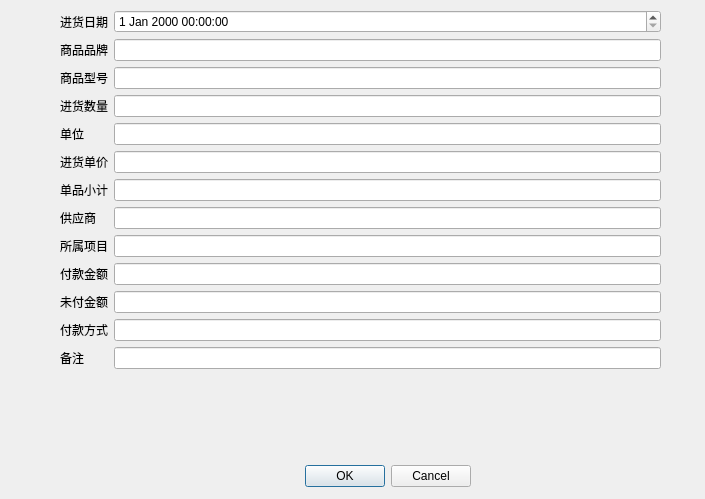
Qt form View/stock/ui_normal_stock_dialog.ui (zgj0607/Py-store) before a commit.
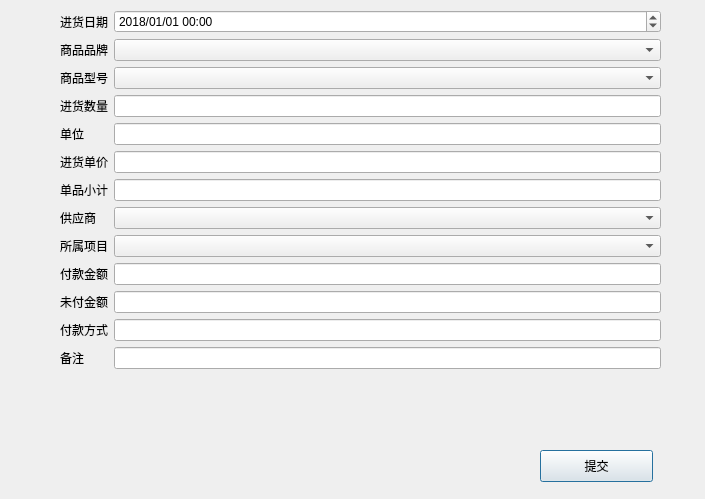
The same form after that commit.

```diff
--- a/View/stock/ui_normal_stock_dialog.ui
+++ b/View/stock/ui_normal_stock_dialog.ui
@@ -13,29 +13,13 @@
   <property name="windowTitle">
    <string>Dialog</string>
   </property>
-  <widget class="QDialogButtonBox" name="buttonBox">
-   <property name="geometry">
-    <rect>
-     <x>130</x>
-     <y>460</y>
-     <width>341</width>
-     <height>32</height>
-    </rect>
-   </property>
-   <property name="orientation">
-    <enum>Qt::Horizontal</enum>
-   </property>
-   <property name="standardButtons">
-    <set>QDialogButtonBox::Cancel|QDialogButtonBox::Ok</set>
-   </property>
-  </widget>
   <widget class="QWidget" name="formLayoutWidget">
    <property name="geometry">
     <rect>
      <x>60</x>
      <y>10</y>
      <width>601</width>
-     <height>431</height>
+     <height>455</height>
     </rect>
    </property>
    <layout class="QFormLayout" name="formLayout_2">
@@ -53,132 +37,159 @@
       </property>
      </widget>
     </item>
-    <item row="2" column="1">
-     <widget class="QLineEdit" name="lineEdit_2"/>
-    </item>
-    <item row="3" column="0">
+    <item row="4" column="0">
      <widget class="QLabel" name="label_3">
       <property name="text">
        <string>商品型号</string>
       </property>
      </widget>
     </item>
-    <item row="3" column="1">
-     <widget class="QLineEdit" name="lineEdit_3"/>
-    </item>
-    <item row="4" column="0">
+    <item row="6" column="0">
      <widget class="QLabel" name="label_4">
       <property name="text">
        <string>进货数量</string>
       </property>
      </widget>
     </item>
-    <item row="4" column="1">
-     <widget class="QLineEdit" name="lineEdit_4"/>
+    <item row="6" column="1">
+     <widget class="QLineEdit" name="shuolianglineEdit"/>
     </item>
-    <item row="5" column="0">
+    <item row="7" column="0">
      <widget class="QLabel" name="label_5">
       <property name="text">
        <string>单位</string>
       </property>
      </widget>
     </item>
-    <item row="5" column="1">
-     <widget class="QLineEdit" name="lineEdit_5"/>
+    <item row="7" column="1">
+     <widget class="QLineEdit" name="danweilineEdit"/>
     </item>
-    <item row="6" column="0">
+    <item row="8" column="0">
      <widget class="QLabel" name="label_6">
       <property name="text">
        <string>进货单价</string>
       </property>
      </widget>
     </item>
-    <item row="6" column="1">
-     <widget class="QLineEdit" name="lineEdit_6"/>
+    <item row="8" column="1">
+     <widget class="QLineEdit" name="danjialineEdit"/>
     </item>
-    <item row="7" column="0">
+    <item row="9" column="0">
      <widget class="QLabel" name="label_8">
       <property name="text">
        <string>单品小计</string>
       </property>
      </widget>
     </item>
-    <item row="7" column="1">
-     <widget class="QLineEdit" name="lineEdit_7">
+    <item row="9" column="1">
+     <widget class="QLineEdit" name="xiaojilineEdit">
       <property name="readOnly">
        <bool>true</bool>
       </property>
      </widget>
     </item>
-    <item row="8" column="0">
+    <item row="11" column="0">
      <widget class="QLabel" name="label_7">
       <property name="text">
        <string>供应商</string>
       </property>
      </widget>
     </item>
-    <item row="8" column="1">
-     <widget class="QLineEdit" name="lineEdit_8"/>
-    </item>
-    <item row="9" column="0">
+    <item row="12" column="0">
      <widget class="QLabel" name="label_10">
       <property name="text">
        <string>所属项目</string>
       </property>
      </widget>
     </item>
-    <item row="9" column="1">
-     <widget class="QLineEdit" name="lineEdit_9"/>
-    </item>
-    <item row="10" column="0">
+    <item row="13" column="0">
      <widget class="QLabel" name="label_9">
       <property name="text">
        <string>付款金额</string>
       </property>
      </widget>
     </item>
-    <item row="10" column="1">
-     <widget class="QLineEdit" name="lineEdit_10">
+    <item row="13" column="1">
+     <widget class="QLineEdit" name="paylineEdit">
       <property name="readOnly">
        <bool>true</bool>
       </property>
      </widget>
     </item>
-    <item row="11" column="0">
+    <item row="14" column="0">
      <widget class="QLabel" name="label_11">
       <property name="text">
        <string>未付金额</string>
       </property>
      </widget>
     </item>
-    <item row="11" column="1">
-     <widget class="QLineEdit" name="lineEdit_11"/>
+    <item row="14" column="1">
+     <widget class="QLineEdit" name="nopaylineEdit"/>
     </item>
-    <item row="12" column="0">
+    <item row="15" column="0">
      <widget class="QLabel" name="label_12">
       <property name="text">
        <string>付款方式</string>
       </property>
      </widget>
     </item>
-    <item row="12" column="1">
-     <widget class="QLineEdit" name="lineEdit_12"/>
+    <item row="15" column="1">
+     <widget class="QLineEdit" name="methodlineEdit"/>
     </item>
-    <item row="13" column="0">
+    <item row="16" column="0">
      <widget class="QLabel" name="label_13">
       <property name="text">
        <string>备注</string>
       </property>
      </widget>
     </item>
-    <item row="13" column="1">
-     <widget class="QLineEdit" name="lineEdit_13"/>
+    <item row="16" column="1">
+     <widget class="QLineEdit" name="notelineEdit"/>
     </item>
     <item row="1" column="1">
-     <widget class="QDateTimeEdit" name="dateTimeEdit"/>
+     <widget class="QDateTimeEdit" name="dateTimeEdit">
+      <property name="dateTime">
+       <datetime>
+        <hour>0</hour>
+        <minute>0</minute>
+        <second>0</second>
+        <year>2018</year>
+        <month>1</month>
+        <day>1</day>
+       </datetime>
+      </property>
+      <property name="displayFormat">
+       <string>yyyy/MM/dd HH:mm</string>
+      </property>
+     </widget>
+    </item>
+    <item row="2" column="1">
+     <widget class="QComboBox" name="pinpaicomboBox"/>
+    </item>
+    <item row="4" column="1">
+     <widget class="QComboBox" name="xinghaocomboBox"/>
+    </item>
+    <item row="11" column="1">
+     <widget class="QComboBox" name="gongyingshangcomboBox"/>
+    </item>
+    <item row="12" column="1">
+     <widget class="QComboBox" name="projectcomboBox"/>
     </item>
    </layout>
   </widget>
+  <widget class="QPushButton" name="commitButton">
+   <property name="geometry">
+    <rect>
+     <x>540</x>
+     <y>450</y>
+     <width>113</width>
+     <height>32</height>
+    </rect>
+   </property>
+   <property name="text">
+    <string>提交</string>
+   </property>
+  </widget>
  </widget>
  <resources/>
  <connections>
```
Left out of the diff: 35 changed lines with no effect on the pictures.
